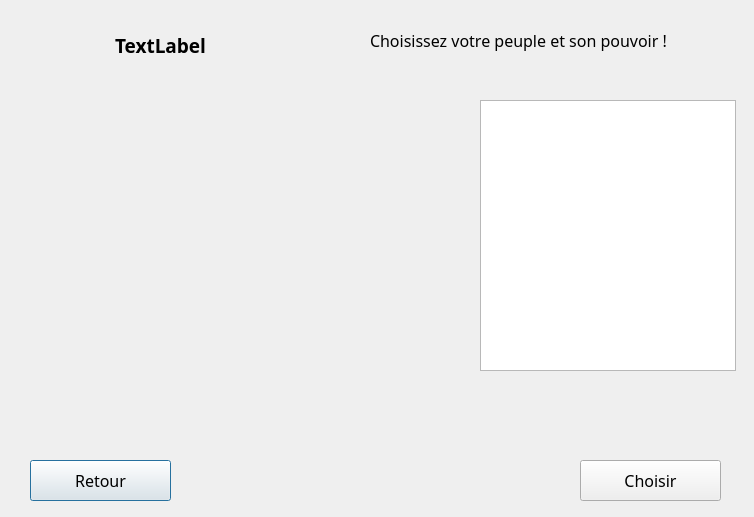
Old version of the form warCPP/selectnationpowerwindows.ui in the repository jcambray/ProjetWarCPP.
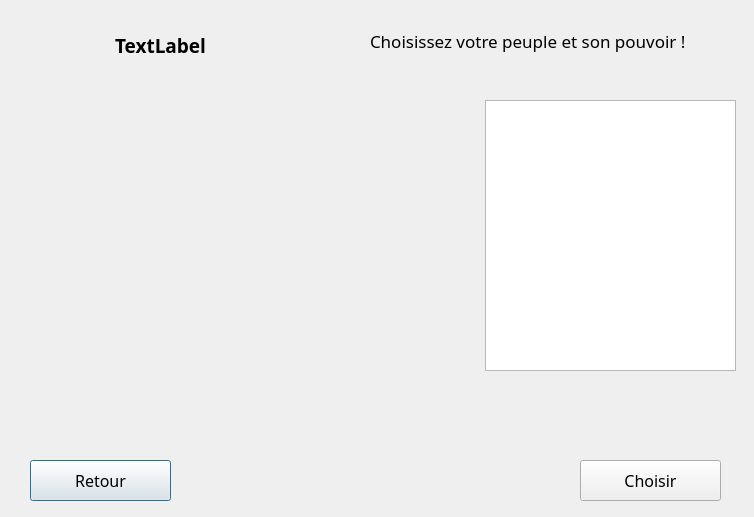
New version of the form. Icons and pictures are not drawn.

The edit to the form file:
```diff
--- a/warCPP/selectnationpowerwindows.ui
+++ b/warCPP/selectnationpowerwindows.ui
@@ -48,16 +48,22 @@
     <rect>
      <x>370</x>
      <y>20</y>
-     <width>361</width>
+     <width>371</width>
      <height>41</height>
     </rect>
    </property>
    <property name="font">
     <font>
      <family>Lucida Handwriting</family>
-     <pointsize>12</pointsize>
+     <pointsize>13</pointsize>
+     <weight>9</weight>
+     <italic>false</italic>
+     <bold>false</bold>
     </font>
    </property>
+   <property name="styleSheet">
+    <string notr="true">font: 75 13pt &quot;Lucida Handwriting&quot;;</string>
+   </property>
    <property name="text">
     <string>Choisissez votre peuple et son pouvoir !</string>
    </property>
@@ -65,18 +71,24 @@
   <widget class="QListView" name="listView">
    <property name="geometry">
     <rect>
-     <x>480</x>
+     <x>485</x>
      <y>100</y>
-     <width>256</width>
+     <width>251</width>
      <height>271</height>
     </rect>
    </property>
    <property name="font">
     <font>
      <family>Lucida Handwriting</family>
-     <pointsize>10</pointsize>
+     <pointsize>12</pointsize>
+     <weight>9</weight>
+     <italic>false</italic>
+     <bold>false</bold>
     </font>
    </property>
+   <property name="layoutDirection">
+    <enum>Qt::LeftToRight</enum>
+   </property>
    <property name="styleSheet">
     <string notr="true">background-image: url(:/fond/Bouton);</string>
    </property>
@@ -89,6 +101,24 @@
    <property name="dragEnabled">
     <bool>false</bool>
    </property>
+   <property name="textElideMode">
+    <enum>Qt::ElideMiddle</enum>
+   </property>
+   <property name="flow">
+    <enum>QListView::TopToBottom</enum>
+   </property>
+   <property name="spacing">
+    <number>8</number>
+   </property>
+   <property name="batchSize">
+    <number>100</number>
+   </property>
+   <property name="wordWrap">
+    <bool>true</bool>
+   </property>
+   <property name="selectionRectVisible">
+    <bool>false</bool>
+   </property>
   </widget>
   <widget class="QPushButton" name="pushButton_2">
    <property name="geometry">
```
Left out of the diff: 19 changed lines with no effect on the pictures.
